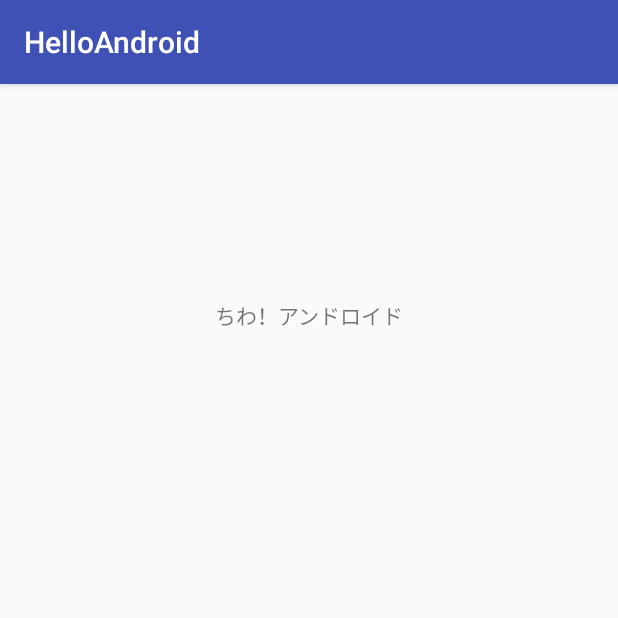
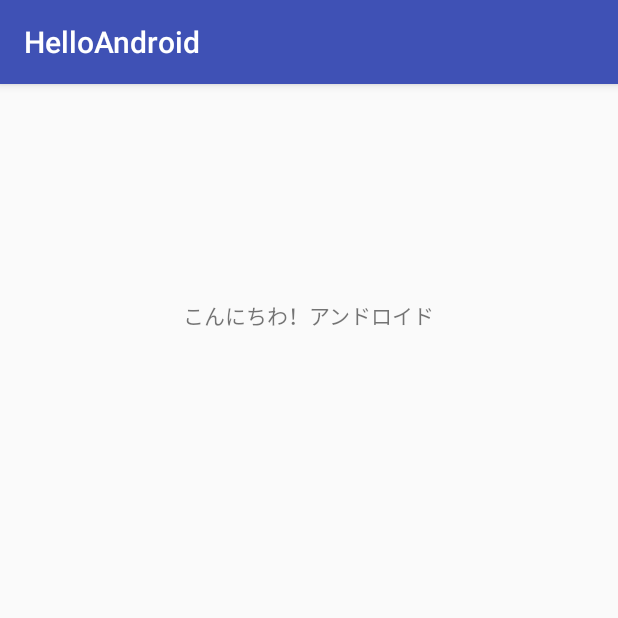
Before and after one commit to mattukouta/Android_ver.3, an Android app: the screen it shows after launch (MainActivity), on a phone screen of 412 x 824 dp, the top half of it. Run offline under Robolectric (Android 15) with nearby library versions, the phone set to English and light mode, and no system bars.

Commit message:
ちわをこんにちわに変更

```diff
--- a/HelloAndroid/app/src/main/res/values/strings.xml
+++ b/HelloAndroid/app/src/main/res/values/strings.xml
@@ -1,5 +1,5 @@
 <resources>
     <string name="app_name">HelloAndroid</string>
-    <string name="text">ちわ！アンドロイド</string>
+    <string name="text">こんにちわ！アンドロイド</string>
     <string name="button_text">ここをタップ!</string>
 </resources>
```
